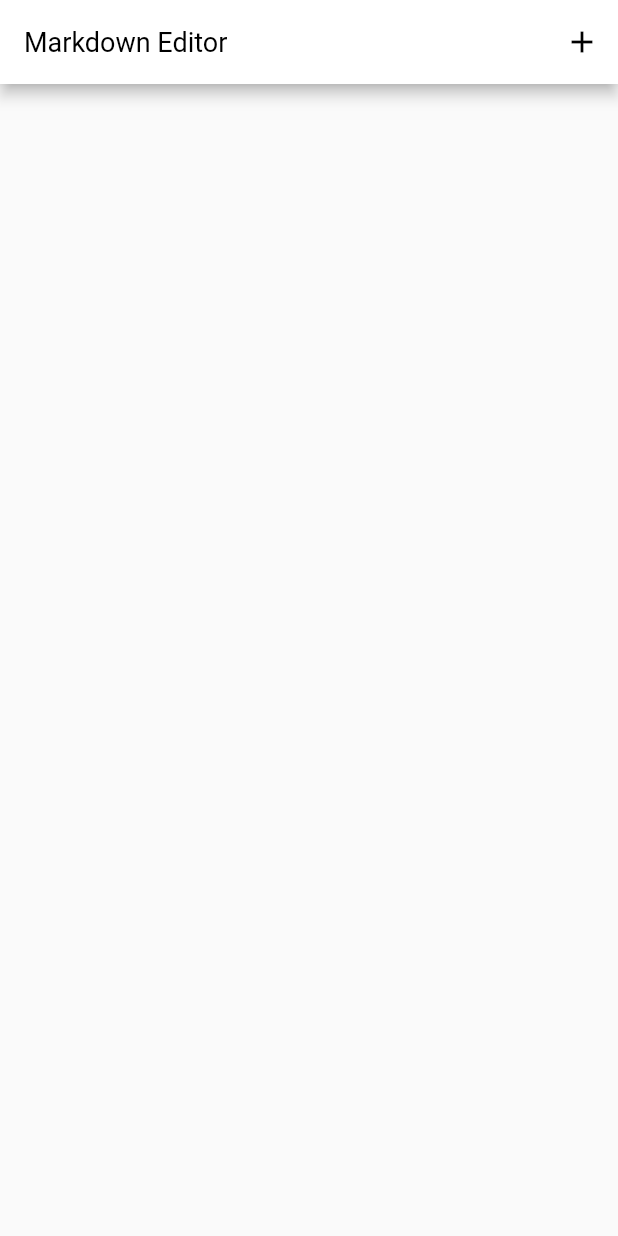
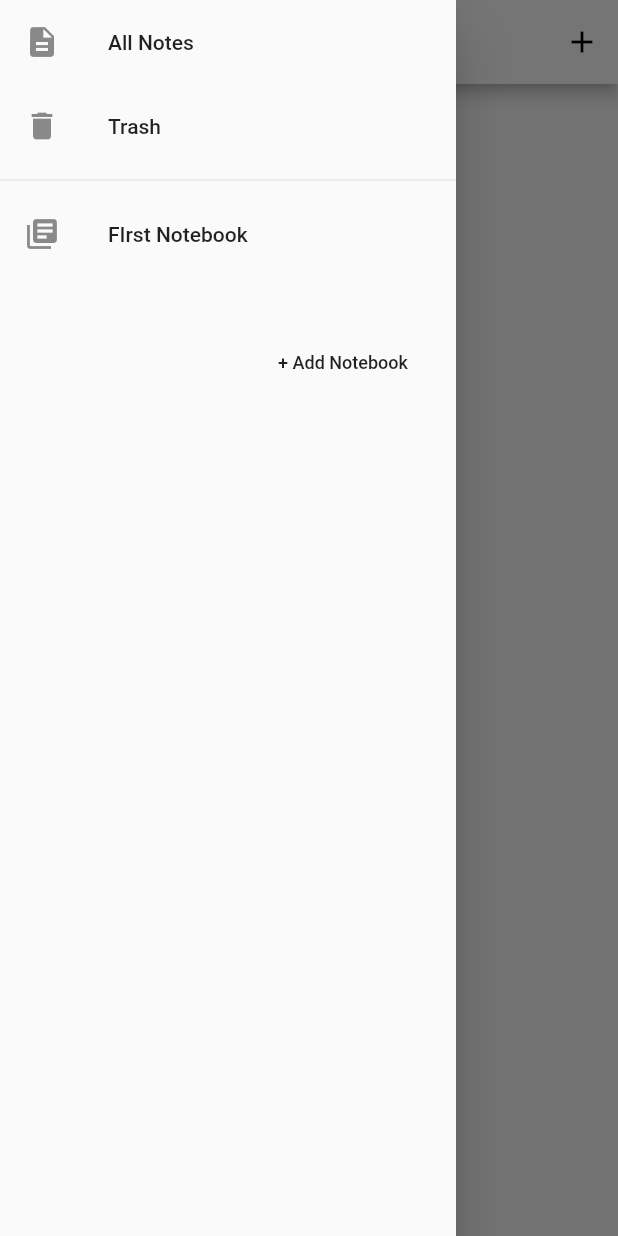
Before and after one commit to leungvanice/Flutter-markdown-note-taking-app, a Flutter app: the screen it shows after launch, with the side drawer open (before the commit the screen has no drawer), on a phone screen of 412 x 824 dp. Run offline on Flutter 3.47's test engine with Material 2 defaults, Android fonts, the phone set to English and light mode, and no system bars; our stand-ins replace flutter_markdown, sqflite; accounts and stored records are empty.

```diff
--- a/lib/main.dart
+++ b/lib/main.dart
@@ -34,7 +34,7 @@ class MyApp extends StatelessWidget {
           labelColor: Colors.black,
         ),
       ),
-      routes:  {
+      routes: {
         '/note-list': (context) => NoteListPage(),
       },
     );
--- a/lib/widgets/noteDetail_page.dart
+++ b/lib/widgets/noteDetail_page.dart
@@ -20,7 +20,6 @@ class _NoteDetailPageState extends State<NoteDetailPage> {
   void initState() {
     super.initState();
     if (widget.note != null) {
-      print(widget.note.noteDetail);
       setState(() {
         titleEditingController.text = widget.note.title;
         textEditingController.text = widget.note.noteDetail;
--- a/lib/widgets/noteList_page.dart
+++ b/lib/widgets/noteList_page.dart
@@ -12,10 +12,18 @@ class NoteListPage extends StatefulWidget {
 }
 
 class _NoteListPageState extends State<NoteListPage> {
+  final _scaffoldKey = GlobalKey<ScaffoldState>();
   @override
   Widget build(BuildContext context) {
     return Scaffold(
+      key: _scaffoldKey,
       appBar: AppBar(
+        leading: IconButton(
+          icon: Icon(Icons.subject),
+          onPressed: () {
+            _scaffoldKey.currentState.openDrawer();
+          },
+        ),
         title: Text("Markdown Editor"),
         actions: <Widget>[
           IconButton(
@@ -26,6 +34,40 @@ class _NoteListPageState extends State<NoteListPage> {
             },
           ),
         ],
+      ),
+      drawer: Drawer(
+        child: SafeArea(
+          child: ListView(
+            padding: EdgeInsets.zero,
+            children: <Widget>[
+              ListTile(
+                leading: Icon(Icons.description),
+                title: Text('All Notes'),
+              ),
+              ListTile(
+                leading: Icon(Icons.delete),
+                title: Text('Trash'),
+              ),
+              Divider(),
+              ListTile(
+                leading: Icon(Icons.library_books),
+                title: Text("FIrst Notebook"),
+              ),
+              SizedBox(
+                height: 30,
+              ),
+              ListTile(
+                trailing: FlatButton(
+                  child: Text(
+                    "+ Add Notebook",
+                    style: TextStyle(fontSize: 12, color: Colors.black87),
+                  ),
+                  onPressed: () {},
+                ),
+              ),
+            ],
+          ),
+        ),
       ),
       body: FutureBuilder(
         future: DatabaseHelper.instance.queryAllNotes(),
```
